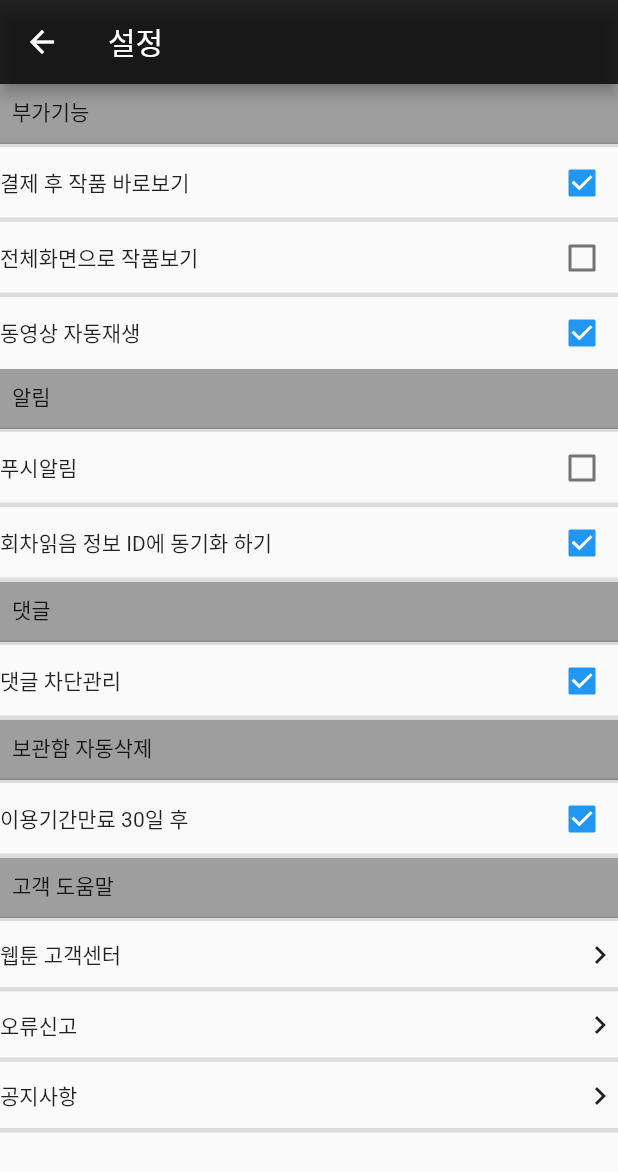
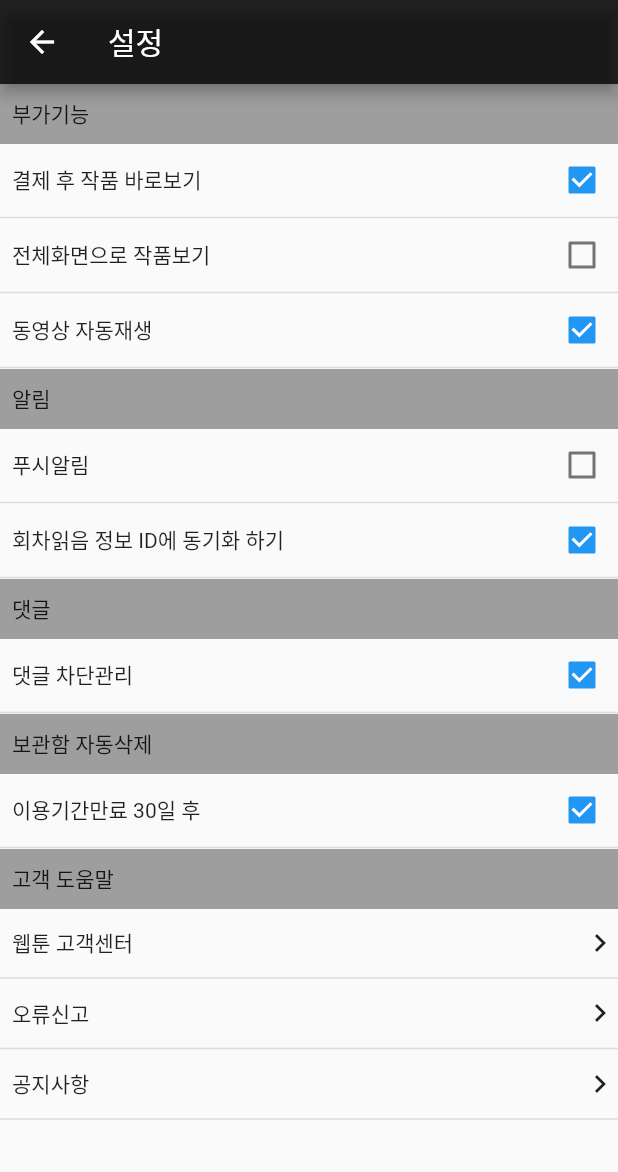
Before and after one commit to 1000bang/naverwebtoon, a Flutter app: the SettingScreen screen opened by its route, on a phone screen of 412 x 824 dp. Shown: the top 1172 px of the screen. Run offline on Flutter 3.47's test engine with Material 2 defaults, Android fonts, the phone set to English and light mode, and no system bars; our stand-ins replace carousel_slider, webview_flutter.

Commit message:
setting page last update

```diff
--- a/lib/pages/more_pages/setting.dart
+++ b/lib/pages/more_pages/setting.dart
@@ -20,35 +20,22 @@ class _SettingScreenState extends State<SettingScreen> {
         child: ListView(
           children: [
             _settingTitle("부가기능"),
-            Divider(height: 2, thickness: 3,),
             _settingItem("결제 후 작품 바로보기", true),
-            Divider(height: 2, thickness: 3,),
             _settingItem("전체화면으로 작품보기", false),
-            Divider(height: 2, thickness: 3,),
             _settingItem("동영상 자동재생", true),
 
             _settingTitle("알림"),
-            Divider(height: 2, thickness: 3,),
             _settingItem("푸시알림", false),
-            Divider(height: 2, thickness: 3,),
             _settingItem("회차읽음 정보 ID에 동기화 하기", true),
-            Divider(height: 2, thickness: 3,),
             _settingTitle("댓글"),
-            Divider(height: 2, thickness: 3,),
             _settingItem("댓글 차단관리", true),
-            Divider(height: 2, thickness: 3,),
             _settingTitle("보관함 자동삭제"),
-            Divider(height: 2, thickness: 3,),
             _settingItem("이용기간만료 30일 후", true),
-            Divider(height: 2, thickness: 3,),
             _settingTitle("고객 도움말"),
-            Divider(height: 2, thickness: 3,),
             _settingItem2("웹툰 고객센터", Icons.navigate_next),
-            Divider(height: 2, thickness: 3,),
             _settingItem2("오류신고", Icons.navigate_next),
-            Divider(height: 2, thickness: 3,),
             _settingItem2("공지사항", Icons.navigate_next),
-            Divider(height: 2, thickness: 3,),
+
 
           ],
         ),
@@ -60,6 +47,7 @@ class _SettingScreenState extends State<SettingScreen> {
     return Container(
       height: 40,
       decoration: BoxDecoration(color: Colors.grey),
+      alignment: Alignment.centerLeft,
       child: Padding(
           padding: EdgeInsets.all(8.0),
           child: Text(text)),
@@ -68,10 +56,15 @@ class _SettingScreenState extends State<SettingScreen> {
 
   Widget _settingItem(String text, bool isCheck) {
 
-    return Row(
+    return Column(
+      children: [
+        Row(
           mainAxisAlignment: MainAxisAlignment.spaceBetween,
           children: [
-        Text(text),
+            Padding(
+              padding: const EdgeInsets.all(8.0),
+              child: Text(text),
+            ),
             Checkbox(
                 value: isCheck,
                 onChanged: (value) {
@@ -82,20 +75,31 @@ class _SettingScreenState extends State<SettingScreen> {
                   );
                 })
           ],
+        ),
+        Divider(height: 2, thickness: 1,),
+      ],
     );
   }
 
   Widget _settingItem2(String text, IconData icons) {
 
-    return Container(
+    return Column(
+      children: [
+        Container(
           height: 45,
           child: Row(
             mainAxisAlignment: MainAxisAlignment.spaceBetween,
             children: [
-          Text(text),
+              Padding(
+                padding: const EdgeInsets.all(8.0),
+                child: Text(text),
+              ),
               Icon(icons)
             ],
           ),
+        ),
+        Divider(height: 2, thickness: 1),
+      ],
     );
   }
 
```
Also changed, not shown: 3 other files. Lines whose indentation alone changed are shown as unchanged.
